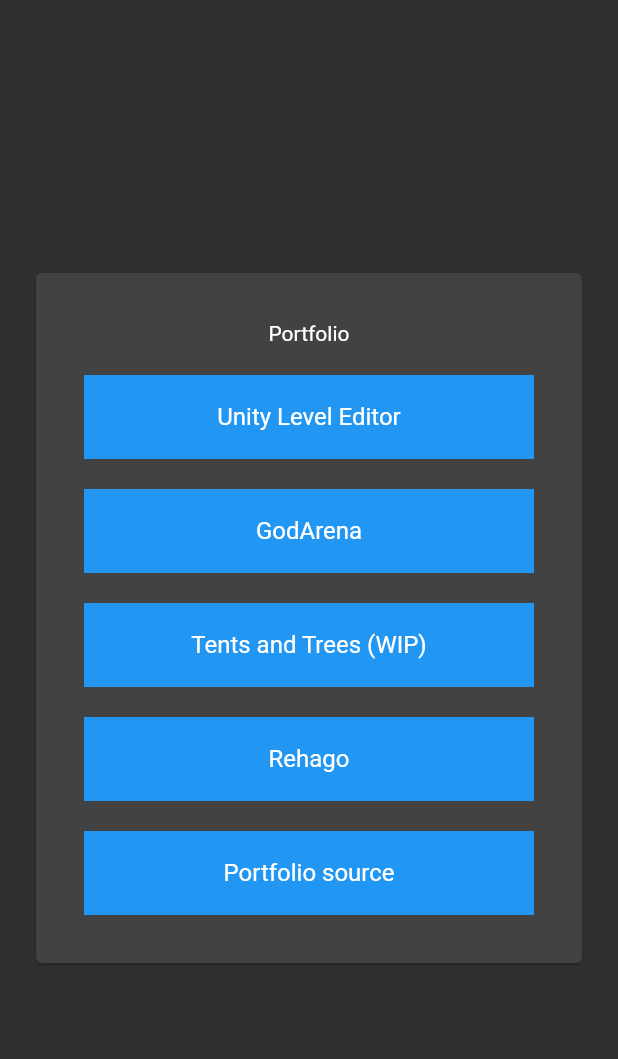
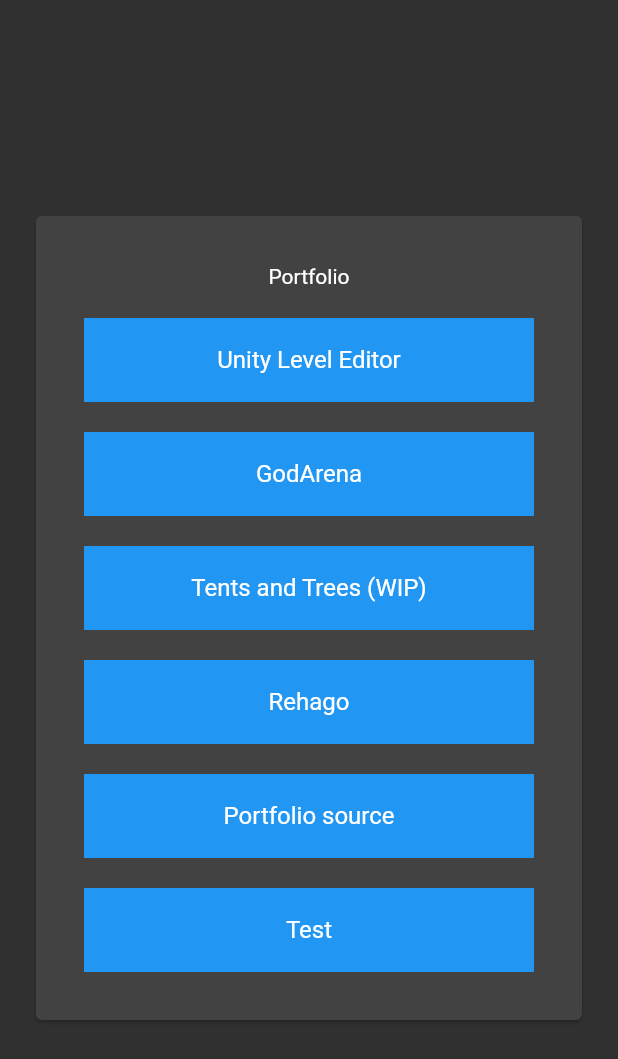
Before and after one commit to grandauto3/Portfolio-Source, a Flutter app: the screen it shows after launch, on a phone screen of 412 x 824 dp. Shown: the top 1059 px of the screen. Run offline on Flutter 3.47's test engine with Material 2 defaults, Android fonts, the phone set to English and light mode, and no system bars; our stand-ins replace beamer, flutter_markdown; generated files the repository leaves out were written again.

```diff
--- a/lib/pages/app.dart
+++ b/lib/pages/app.dart
@@ -1,5 +1,6 @@
 import 'package:flutter/material.dart';
 import 'package:portfolio/core/portfolio_data.dart';
+import 'package:portfolio/pages/markdown_page.dart';
 import 'package:portfolio/pages/portfolio_page.dart';
 import 'homepage.dart';
 import 'package:beamer/beamer.dart';
@@ -24,6 +25,9 @@ class MyApp extends StatelessWidget {
               data: data as Future<PortfolioData>,
             );
           },
+          '/test': (ctx, state, data) {
+            return const MarkdownPage();
+          }
         },
       ),
     );
--- a/lib/pages/homepage.dart
+++ b/lib/pages/homepage.dart
@@ -1,3 +1,4 @@
+import 'package:beamer/beamer.dart';
 import 'package:flutter/material.dart';
 import 'package:portfolio/core/portfolio_data.dart';
 import '../components/home_page_entry.dart';
@@ -61,6 +62,12 @@ class MyHomePage extends StatelessWidget {
             );
           },
         ),
+        HomepageEntry(
+          title: 'Test',
+          onPressed: () {
+            Beamer.of(context, root: true).beamToNamed('/test');
+          },
+        ),
       ],
     );
   }
--- a/pubspec.yaml
+++ b/pubspec.yaml
@@ -31,6 +31,7 @@ dependencies:
     sdk: flutter
   beamer: ^1.5.0
   json_annotation: ^4.5.0
+  flutter_markdown: ^0.6.10+2
 
 
   # The following adds the Cupertino Icons font to your application.
```
Also changed, not shown: lib/pages/markdown_page.dart (added, +13 -0 lines).
